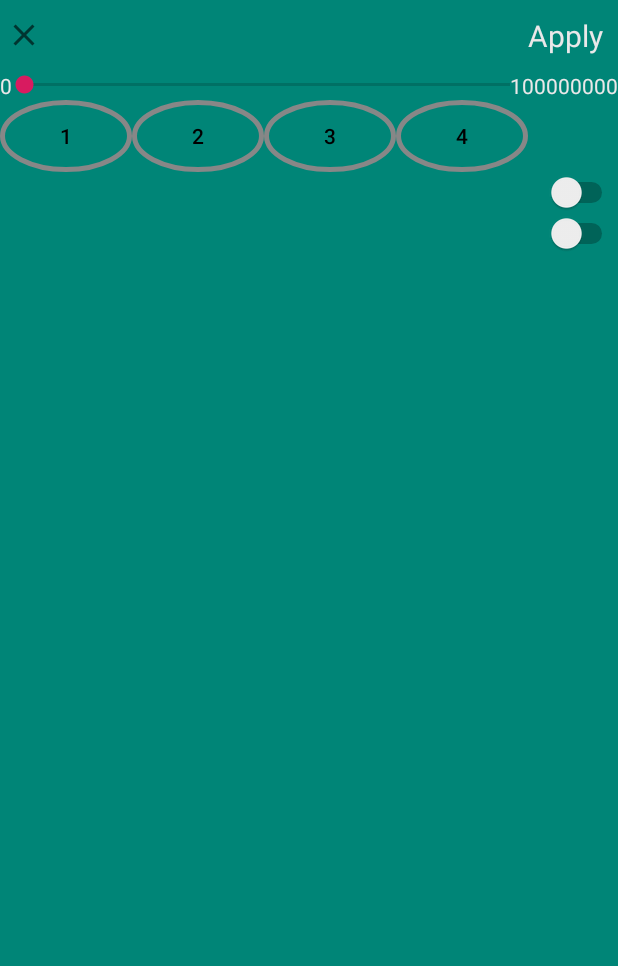
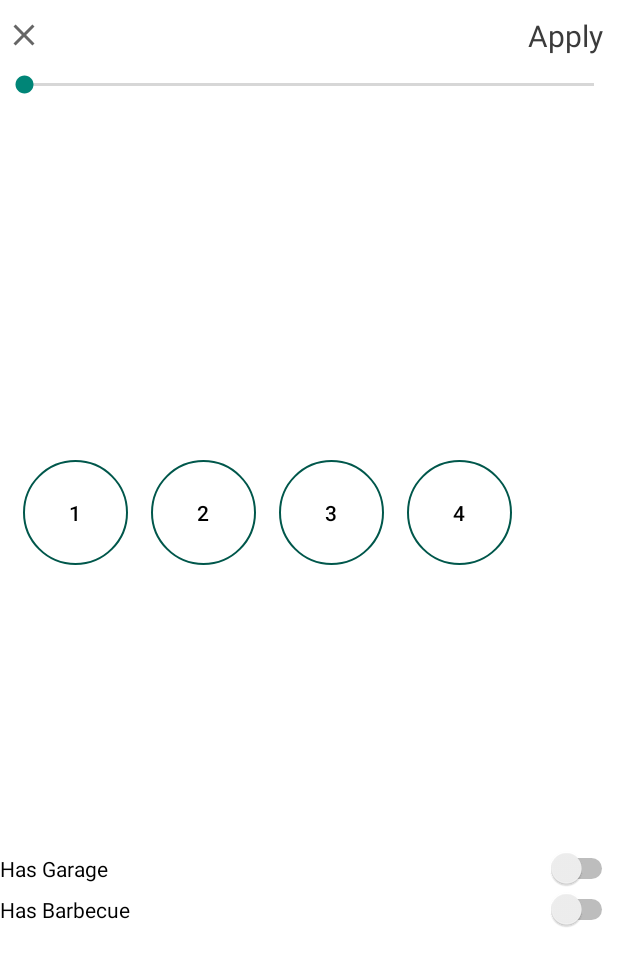
Before and after one commit to arianbessonart/houses, an Android app: the fragment FilterDialog placed in its activity, on a phone screen of 412 x 824 dp. Shown: the top 966 px of the screen. Run offline under Robolectric (Android 15) with nearby library versions, the phone set to English and light mode, and no system bars; our stand-ins replace Picasso, Room's generated code; libraries missing offline, so code that uses them is left out: android.arch.persistence, com.facebook; network calls fail; pictures from the network do not load; 2 statements that could not run were skipped.

Commit message:
change to white

```diff
--- a/app/src/main/java/smt/ort/houses/model/HouseFilters.java
+++ b/app/src/main/java/smt/ort/houses/model/HouseFilters.java
@@ -4,7 +4,8 @@ import com.google.gson.annotations.SerializedName;
 
 public class HouseFilters {
 
-    public static final Integer MAX_RESULTS = Integer.MAX_VALUE;
+    public static final Integer MAX_PRICE = 50000000;
+    public static final Integer MIN_PRICE = 3000000;
 
     @SerializedName("MaxResults")
     private Integer maxResults = 10;
@@ -16,7 +17,7 @@ public class HouseFilters {
     private String neighborhood;
 
     @SerializedName("Precio")
-    private String price = String.valueOf(MAX_RESULTS);
+    private String price = String.valueOf(MAX_PRICE);
 
     @SerializedName("CantDormitorio")
     private Integer rooms;
--- a/app/src/main/java/smt/ort/houses/ui/dialog/FilterDialog.java
+++ b/app/src/main/java/smt/ort/houses/ui/dialog/FilterDialog.java
@@ -66,8 +66,8 @@ public class FilterDialog extends DialogFragment {
         if (d != null) {
             TextView minTextView = d.findViewById(R.id.min_price_text);
             TextView maxTextView = d.findViewById(R.id.max_price_text);
-            minTextView.setText("0");
-            maxTextView.setText("100000000");
+            minTextView.setText(HouseFilters.MIN_PRICE);
+            maxTextView.setText(HouseFilters.MAX_PRICE);
             int width = ViewGroup.LayoutParams.MATCH_PARENT;
             int height = ViewGroup.LayoutParams.MATCH_PARENT;
             d.getWindow().setLayout(width, height);
@@ -84,8 +84,8 @@ public class FilterDialog extends DialogFragment {
             });
 
             SeekBar priceItem = d.findViewById(R.id.price_item_dialog);
-            priceItem.setMin(10);
-            priceItem.setMax(Integer.MAX_VALUE);
+            priceItem.setMin(HouseFilters.MIN_PRICE);
+            priceItem.setMax(HouseFilters.MAX_PRICE);
             priceItem.setOnSeekBarChangeListener(new SeekBar.OnSeekBarChangeListener() {
                 @Override
                 public void onProgressChanged(SeekBar seekBar, int i, boolean b) {
--- a/app/src/main/res/drawable-v24/baseline_tune_24.xml
+++ b/app/src/main/res/drawable-v24/baseline_tune_24.xml
@@ -5,6 +5,6 @@
         android:viewportHeight="24.0"
         android:tint="?attr/colorControlNormal">
     <path
-        android:fillColor="@android:color/white"
+        android:fillColor="@color/iconsColors"
         android:pathData="M3,17v2h6v-2L3,17zM3,5v2h10L13,5L3,5zM13,21v-2h8v-2h-8v-2h-2v6h2zM7,9v2L3,11v2h4v2h2L9,9L7,9zM21,13v-2L11,11v2h10zM15,9h2L17,7h4L21,5h-4L17,3h-2v6z"/>
 </vector>
--- a/app/src/main/res/drawable/baseline_search_24.xml
+++ b/app/src/main/res/drawable/baseline_search_24.xml
@@ -5,6 +5,6 @@
         android:viewportHeight="24.0"
         android:tint="?attr/colorControlNormal">
     <path
-        android:fillColor="@android:color/white"
+        android:fillColor="@color/iconsColors"
         android:pathData="M15.5,14h-0.79l-0.28,-0.27C15.41,12.59 16,11.11 16,9.5 16,5.91 13.09,3 9.5,3S3,5.91 3,9.5 5.91,16 9.5,16c1.61,0 3.09,-0.59 4.23,-1.57l0.27,0.28v0.79l5,4.99L20.49,19l-4.99,-5zM9.5,14C7.01,14 5,11.99 5,9.5S7.01,5 9.5,5 14,7.01 14,9.5 11.99,14 9.5,14z"/>
 </vector>
--- /dev/null
+++ b/app/src/main/res/drawable/room_button_color_filter_selector.xml
@@ -0,0 +1,8 @@
+<?xml version="1.0" encoding="utf-8"?>
+<selector xmlns:android="http://schemas.android.com/apk/res/android">
+
+    <item android:state_selected="true" android:color="@android:color/white" />
+
+    <item android:state_selected="false" android:color="@android:color/black" />
+
+</selector>
--- a/app/src/main/res/drawable/room_button_filter_selector.xml
+++ b/app/src/main/res/drawable/room_button_filter_selector.xml
@@ -5,7 +5,7 @@
         <shape xmlns:android="http://schemas.android.com/apk/res/android" android:shape="oval">
             <solid android:color="@color/filterSelected" />
             <size android:width="@dimen/room_button_filter" android:height="@dimen/room_button_filter" />
-            <stroke android:width="3dp" android:color="#878787" />
+            <stroke android:width="1dp" android:color="@color/filterSelected" />
         </shape>
     </item>
 
@@ -13,7 +13,7 @@
         <shape xmlns:android="http://schemas.android.com/apk/res/android" android:shape="oval">
             <solid android:color="@color/transparent" />
             <size android:width="@dimen/room_button_filter" android:height="@dimen/room_button_filter" />
-            <stroke android:width="3dp" android:color="#878787" />
+            <stroke android:width="1dp" android:color="@color/filterSelected" />
         </shape>
     </item>
 
--- a/app/src/main/res/layout/filter_dialog.xml
+++ b/app/src/main/res/layout/filter_dialog.xml
@@ -33,11 +33,6 @@
                 android:textSize="@dimen/filter_apply_size" />
         </RelativeLayout>
 
-        <ScrollView
-            android:id="@+id/filter_scroll_view"
-            android:layout_width="match_parent"
-            android:layout_height="wrap_content">
-
         <LinearLayout
             android:layout_width="match_parent"
             android:layout_height="match_parent"
@@ -45,7 +40,8 @@
 
             <RelativeLayout
                 android:layout_width="match_parent"
-                    android:layout_height="wrap_content">
+                android:layout_height="match_parent"
+                android:layout_weight="1">
 
                 <TextView
                     android:id="@+id/min_price_text"
@@ -67,55 +63,69 @@
 
             <LinearLayout
                 android:layout_width="match_parent"
-                    android:layout_height="wrap_content"
+                android:layout_height="match_parent"
+                android:layout_weight="1"
                 android:orientation="horizontal">
 
                 <Button
                     android:id="@+id/rooms_cant_1"
-                        android:layout_width="wrap_content"
-                        android:layout_height="wrap_content"
+                    android:layout_width="@dimen/room_button_filter"
+                    android:layout_height="@dimen/room_button_filter"
                     android:background="@drawable/room_button_filter_selector"
                     android:text="1"
-                        android:textColor="#000000" />
+                    android:layout_marginLeft="@dimen/margin_rooms_filter"
+                    android:textColor="@drawable/room_button_color_filter_selector" />
 
                 <Button
                     android:id="@+id/rooms_cant_2"
-                        android:layout_width="wrap_content"
-                        android:layout_height="wrap_content"
+                    android:layout_width="@dimen/room_button_filter"
+                    android:layout_height="@dimen/room_button_filter"
                     android:background="@drawable/room_button_filter_selector"
                     android:text="2"
-                        android:textColor="#000000" />
+                    android:layout_marginLeft="@dimen/margin_rooms_filter"
+                    android:textColor="@drawable/room_button_color_filter_selector" />
 
                 <Button
                     android:id="@+id/rooms_cant_3"
-                        android:layout_width="wrap_content"
-                        android:layout_height="wrap_content"
+                    android:layout_width="@dimen/room_button_filter"
+                    android:layout_height="@dimen/room_button_filter"
                     android:background="@drawable/room_button_filter_selector"
                     android:text="3"
-                        android:textColor="#000000" />
+                    android:layout_marginLeft="@dimen/margin_rooms_filter"
+                    android:textColor="@drawable/room_button_color_filter_selector" />
 
                 <Button
                     android:id="@+id/rooms_cant_4"
-                        android:layout_width="wrap_content"
-                        android:layout_height="wrap_content"
+                    android:layout_width="@dimen/room_button_filter"
+                    android:layout_height="@dimen/room_button_filter"
                     android:background="@drawable/room_button_filter_selector"
                     android:text="4"
-                        android:textColor="#000000" />
+                    android:layout_marginLeft="@dimen/margin_rooms_filter"
+                    android:textColor="@drawable/room_button_color_filter_selector" />
             </LinearLayout>
+
+            <LinearLayout
+                android:layout_width="match_parent"
+                android:layout_height="match_parent"
+                android:layout_weight="1"
+                android:orientation="vertical">
 
                 <Switch
                     android:id="@+id/filter_garage"
                     android:layout_width="match_parent"
-                    android:layout_height="match_parent" />
+                    android:layout_height="wrap_content"
+                    android:text="@string/has_garage" />
 
                 <Switch
                     android:id="@+id/filter_barbecue"
                     android:layout_width="match_parent"
-                    android:layout_height="match_parent" />
+                    android:layout_height="wrap_content"
+                    android:text="@string/has_barbecue" />
+            </LinearLayout>
+
 
         </LinearLayout>
 
-        </ScrollView>
     </LinearLayout>
 
 </android.support.constraint.ConstraintLayout>
--- a/app/src/main/res/values/colors.xml
+++ b/app/src/main/res/values/colors.xml
@@ -1,9 +1,10 @@
 <?xml version="1.0" encoding="utf-8"?>
 <resources>
-    <color name="colorPrimary">#008577</color>
+    <color name="colorPrimary">#ffffff</color>
     <color name="colorPrimaryDark">#00574B</color>
     <color name="colorAccent">#D81B60</color>
-    <color name="textColorPrimary">#FFEAE8E9</color>
+    <color name="textColorPrimary">#3b3b3b</color>
     <color name="transparent">#00ffffff</color>
-    <color name="filterSelected">#FF515151</color>
+    <color name="filterSelected">#00574B</color>
+    <color name="iconsColors">#202020</color>
 </resources>
--- a/app/src/main/res/values/dimens.xml
+++ b/app/src/main/res/values/dimens.xml
@@ -6,5 +6,6 @@
     <dimen name="photo_image_view_height">240dp</dimen>
     <dimen name="filter_apply_size">20sp</dimen>
     <dimen name="margin_filter_actions">4dp</dimen>
-    <dimen name="room_button_filter">40dp</dimen>
+    <dimen name="room_button_filter">70dp</dimen>
+    <dimen name="margin_rooms_filter">15dp</dimen>
 </resources>
--- a/app/src/main/res/values/strings.xml
+++ b/app/src/main/res/values/strings.xml
@@ -18,5 +18,7 @@
     <!-- Error Message -->
     <string name="error_loading">Could not fetch houses 😰!</string>
     <string name="error_no_results">No Houses found 😔</string>
+    <string name="has_barbecue">Has Barbecue</string>
+    <string name="has_garage">Has Garage</string>
 
 </resources>
--- a/app/src/main/res/values/styles.xml
+++ b/app/src/main/res/values/styles.xml
@@ -5,7 +5,6 @@
         <!-- Customize your theme here. -->
         <item name="colorPrimary">@color/colorPrimary</item>
         <item name="colorPrimaryDark">@color/colorPrimaryDark</item>
-        <item name="colorAccent">@color/colorAccent</item>
     </style>
 
     <style name="AppTheme.NoActionBar">
@@ -13,11 +12,11 @@
         <item name="windowNoTitle">true</item>
     </style>
 
-    <style name="AppTheme.AppBarOverlay" parent="ThemeOverlay.AppCompat.Dark.ActionBar" />
+    <style name="AppTheme.AppBarOverlay" parent="ThemeOverlay.AppCompat.Light" />
 
     <style name="AppTheme.PopupOverlay" parent="ThemeOverlay.AppCompat.Light" />
 
-    <style name="dialog_theme" parent="AppTheme" >
+    <style name="dialog_theme" parent="AppTheme">
         <item name="android:windowNoTitle">true</item>
         <item name="android:windowIsFloating">false</item>
         <item name="android:background">@color/colorPrimary</item>
```
Also changed, not shown: 1 other file. Lines whose indentation alone changed are shown as unchanged.
